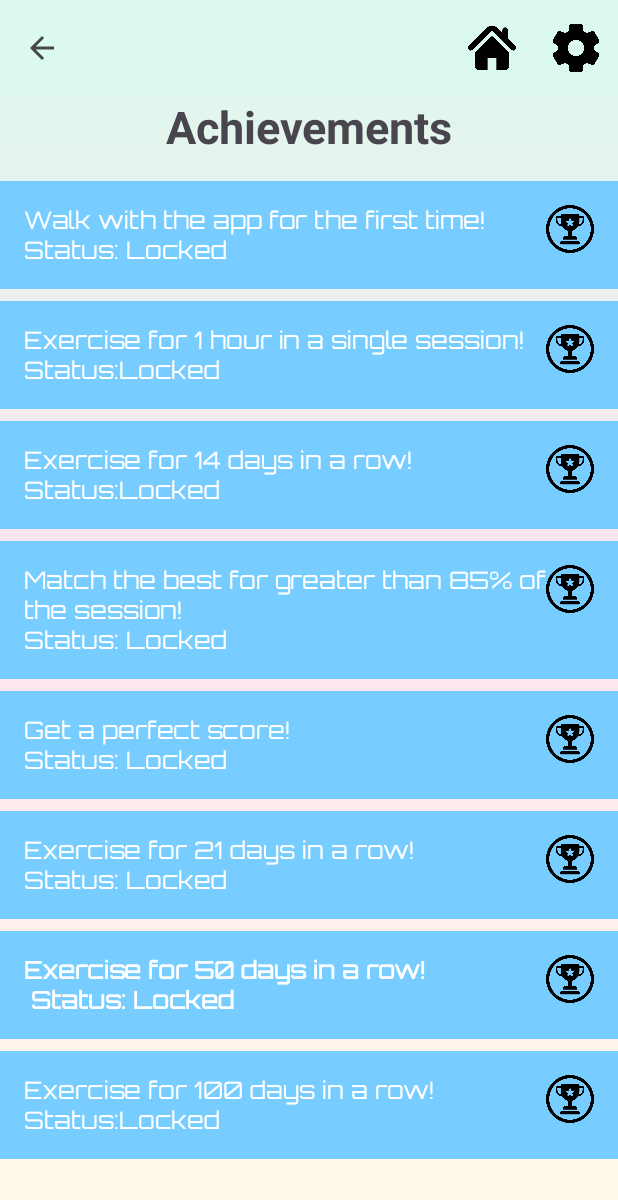
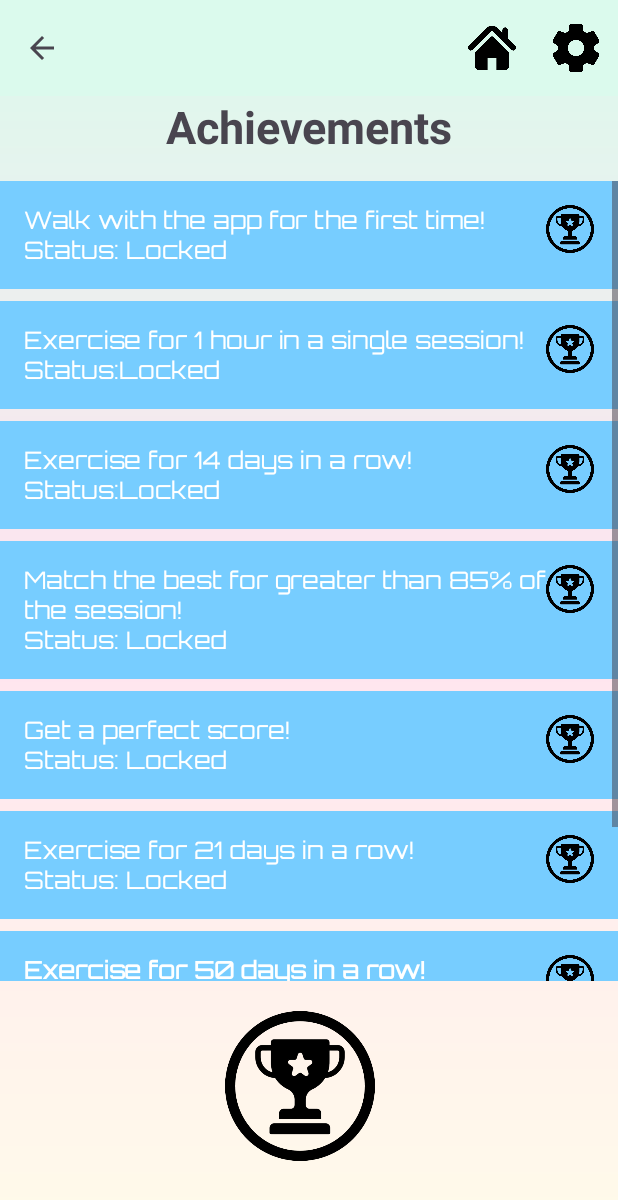
Before and after one commit to aparnaroy/StepToTheBeat, an Android app: the screen it shows after launch (AchievementsActivity), after a tap on "Achievements", on a phone screen of 412 x 824 dp. Shown: the top 1200 px of the screen. Run offline under Robolectric (Android 15) with nearby library versions, the phone set to English and light mode, and no system bars; Roboto replaces fonts that are not available here.

Commit message:
Achievements animation

```diff
--- a/app/src/main/java/com/example/steptothebeat/HomeActivity.java
+++ b/app/src/main/java/com/example/steptothebeat/HomeActivity.java
@@ -92,7 +92,11 @@ public class HomeActivity extends AppCompatActivity {
             public void onClick(View v) {
                 // Go to Achievements page
                 Intent intent = new Intent(HomeActivity.this, AchievementsActivity.class);
-                startActivity(intent);
+                View achievementsView = findViewById(R.id.achievementsButton);
+                ActivityOptions options = ActivityOptions
+                        .makeSceneTransitionAnimation(currentA, achievementsView, "achievements");
+                startActivity(intent, options.toBundle());
+                //startActivity(intent);
             }
         });
     }
--- a/app/src/main/res/layout/achievements.xml
+++ b/app/src/main/res/layout/achievements.xml
@@ -253,4 +253,19 @@
         </LinearLayout>
     </ScrollView>
 
+    <!-- Achievements Button -->
+    <androidx.appcompat.widget.AppCompatImageButton
+        android:id="@+id/achievementsButton"
+        android:transitionName="achievements"
+        android:layout_width="100dp"
+        android:layout_height="140dp"
+        android:src="@drawable/trophy"
+        android:contentDescription="Achievements"
+        android:layout_marginBottom="30dp"
+        android:layout_marginStart="150dp"
+        android:scaleType="centerInside"
+        android:background="@android:color/transparent"
+        app:layout_constraintBottom_toBottomOf="parent"
+        app:layout_constraintEnd_toEndOf="parent"/>
+
 </LinearLayout>
--- a/app/src/main/res/layout/home_activity.xml
+++ b/app/src/main/res/layout/home_activity.xml
@@ -91,6 +91,7 @@
     <!-- Achievements Button -->
     <androidx.appcompat.widget.AppCompatImageButton
         android:id="@+id/achievementsButton"
+        android:transitionName="achievements"
         android:layout_width="140dp"
         android:layout_height="140dp"
         android:src="@drawable/trophy"
```
